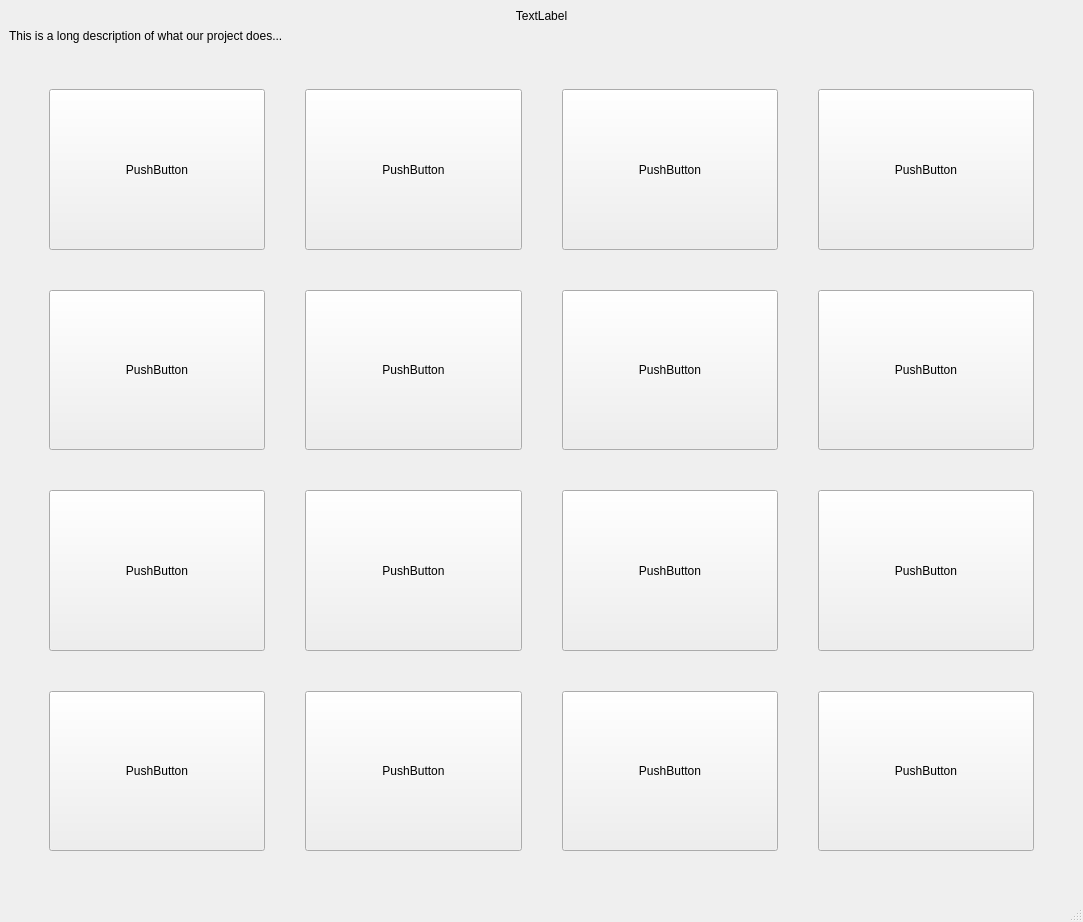
This is src/ui/mainwindow_buttons.ui in leonardogargani/attacks_output_viewer as Qt 5 draws it before an edit. The edited form follows.
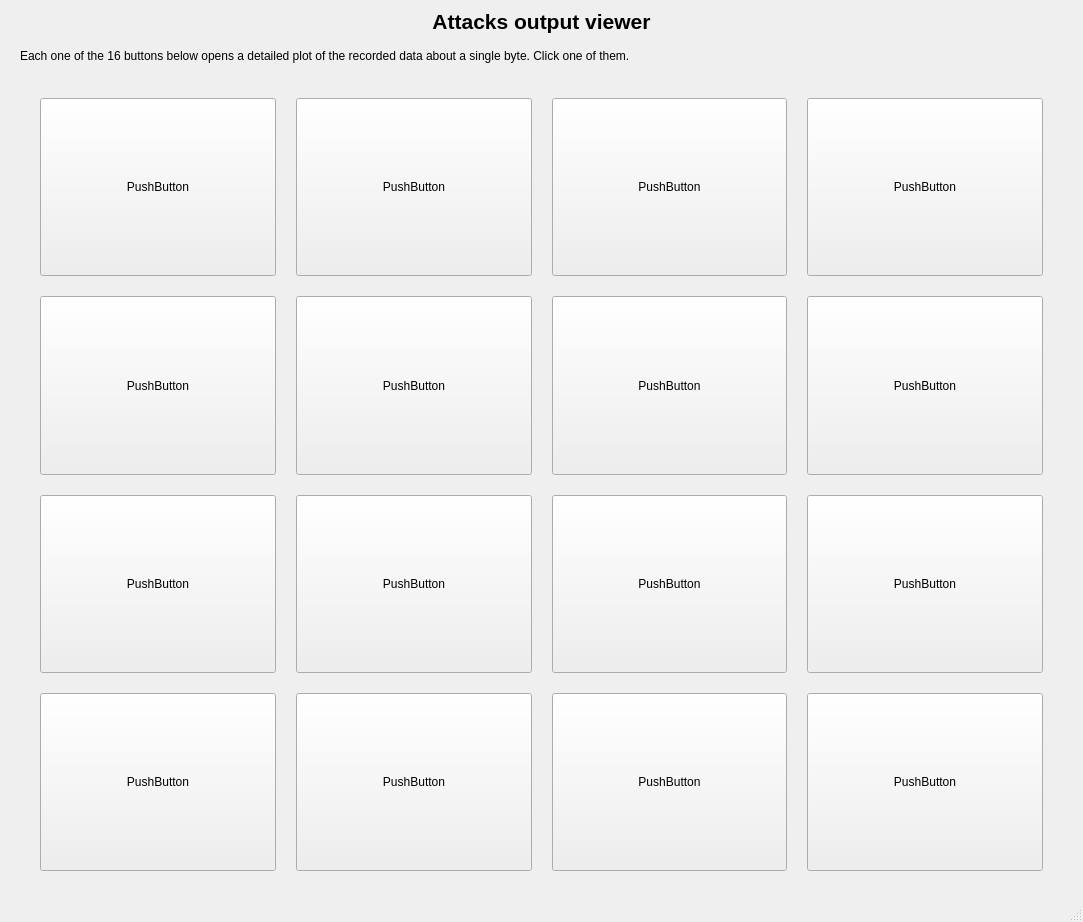
This is the edited form.

Commit message: Add example of spwaning a new window

What changed in the file:
```diff
--- a/src/ui/mainwindow_buttons.ui
+++ b/src/ui/mainwindow_buttons.ui
@@ -15,6 +15,15 @@
   </property>
   <widget class="QWidget" name="centralwidget">
    <layout class="QVBoxLayout" name="verticalLayout">
+    <property name="spacing">
+     <number>15</number>
+    </property>
+    <property name="leftMargin">
+     <number>20</number>
+    </property>
+    <property name="rightMargin">
+     <number>20</number>
+    </property>
     <item>
      <widget class="QLabel" name="label">
       <property name="enabled">
@@ -26,8 +35,14 @@
         <verstretch>0</verstretch>
        </sizepolicy>
       </property>
+      <property name="font">
+       <font>
+        <pointsize>16</pointsize>
+        <bold>true</bold>
+       </font>
+      </property>
       <property name="text">
-       <string>TextLabel</string>
+       <string>Attacks output viewer</string>
       </property>
       <property name="alignment">
        <set>Qt::AlignCenter</set>
@@ -37,26 +52,26 @@
     <item>
      <widget class="QLabel" name="label_2">
       <property name="text">
-       <string>This is a long description of what our project does...</string>
+       <string>Each one of the 16 buttons below opens a detailed plot of the recorded data about a single byte. Click one of them.</string>
       </property>
      </widget>
     </item>
     <item>
-     <layout class="QGridLayout" name="gridLayout">
+     <layout class="QGridLayout" name="gridLayout" columnstretch="1,1,1,1">
       <property name="leftMargin">
-       <number>40</number>
+       <number>20</number>
       </property>
       <property name="topMargin">
-       <number>40</number>
+       <number>20</number>
       </property>
       <property name="rightMargin">
-       <number>40</number>
+       <number>20</number>
       </property>
       <property name="bottomMargin">
-       <number>40</number>
+       <number>20</number>
       </property>
       <property name="spacing">
-       <number>40</number>
+       <number>20</number>
       </property>
       <item row="2" column="1">
        <widget class="QPushButton" name="pushButton_11">
```
The commit also changes 1 other file.
